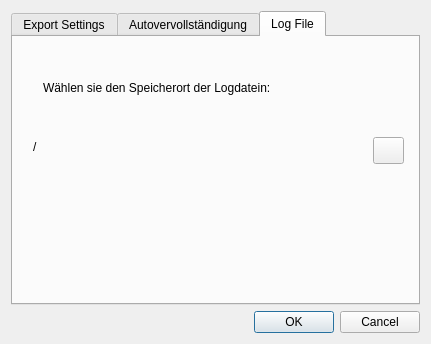
First picture: the form in godirec/data/ui/settings.ui, repository quitejonny/godirec, before the edit.
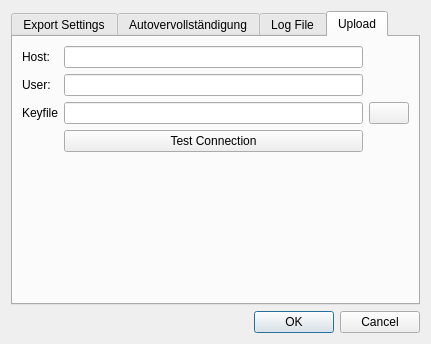
Second picture: the form after the edit. Icons and pictures are not drawn.

Commit message: updated settings for uploader configuration

Diff of the .ui file:
```diff
--- a/godirec/data/ui/settings.ui
+++ b/godirec/data/ui/settings.ui
@@ -41,7 +41,7 @@
         <enum>QTabWidget::North</enum>
        </property>
        <property name="currentIndex">
-        <number>2</number>
+        <number>3</number>
        </property>
        <widget class="QWidget" name="export">
         <attribute name="title">
@@ -143,6 +143,74 @@
          </property>
         </widget>
        </widget>
+       <widget class="QWidget" name="upload">
+        <attribute name="title">
+         <string>Upload</string>
+        </attribute>
+        <layout class="QGridLayout" name="gridLayout">
+         <item row="4" column="1">
+          <spacer name="verticalSpacer">
+           <property name="orientation">
+            <enum>Qt::Vertical</enum>
+           </property>
+           <property name="sizeHint" stdset="0">
+            <size>
+             <width>20</width>
+             <height>40</height>
+            </size>
+           </property>
+          </spacer>
+         </item>
+         <item row="2" column="1">
+          <widget class="QLineEdit" name="lineEditKeyfile"/>
+         </item>
+         <item row="2" column="2">
+          <widget class="QPushButton" name="pushButtonDirKey">
+           <property name="text">
+            <string/>
+           </property>
+           <property name="icon">
+            <iconset>
+             <normaloff>folder-yellow.png</normaloff>folder-yellow.png</iconset>
+           </property>
+          </widget>
+         </item>
+         <item row="0" column="0">
+          <widget class="QLabel" name="label_2">
+           <property name="text">
+            <string>Host:</string>
+           </property>
+          </widget>
+         </item>
+         <item row="0" column="1">
+          <widget class="QLineEdit" name="lineEditHost"/>
+         </item>
+         <item row="1" column="0">
+          <widget class="QLabel" name="label_3">
+           <property name="text">
+            <string>User:</string>
+           </property>
+          </widget>
+         </item>
+         <item row="1" column="1">
+          <widget class="QLineEdit" name="lineEditUser"/>
+         </item>
+         <item row="2" column="0">
+          <widget class="QLabel" name="label_4">
+           <property name="text">
+            <string>Keyfile</string>
+           </property>
+          </widget>
+         </item>
+         <item row="3" column="1">
+          <widget class="QPushButton" name="pushButtonTest">
+           <property name="text">
+            <string>Test Connection</string>
+           </property>
+          </widget>
+         </item>
+        </layout>
+       </widget>
       </widget>
      </item>
     </layout>
```
